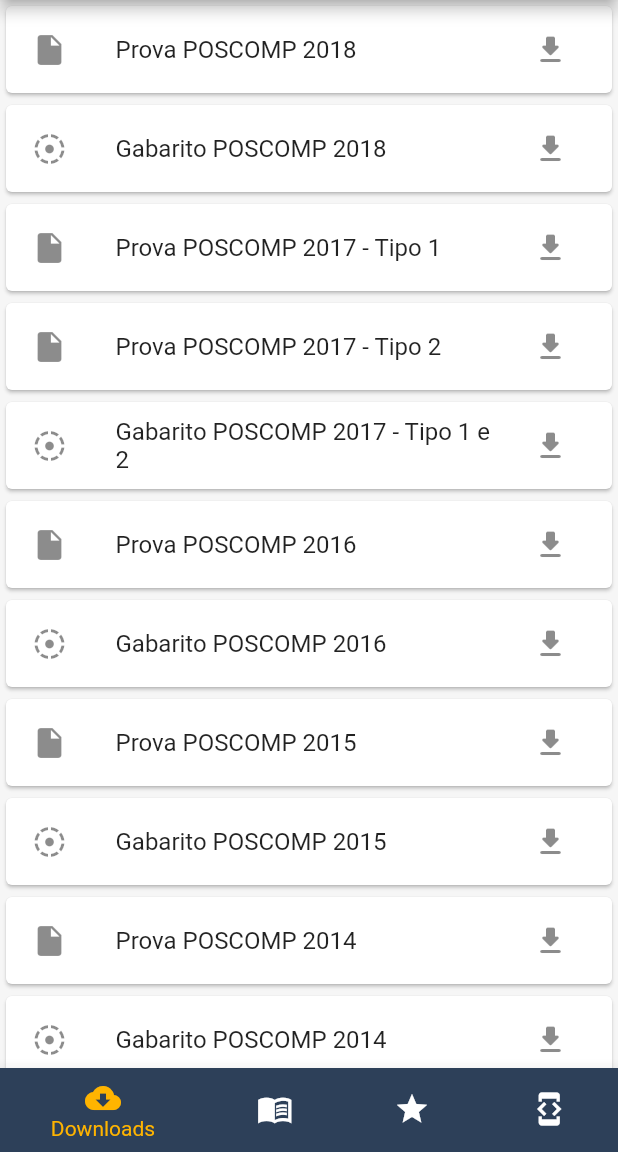
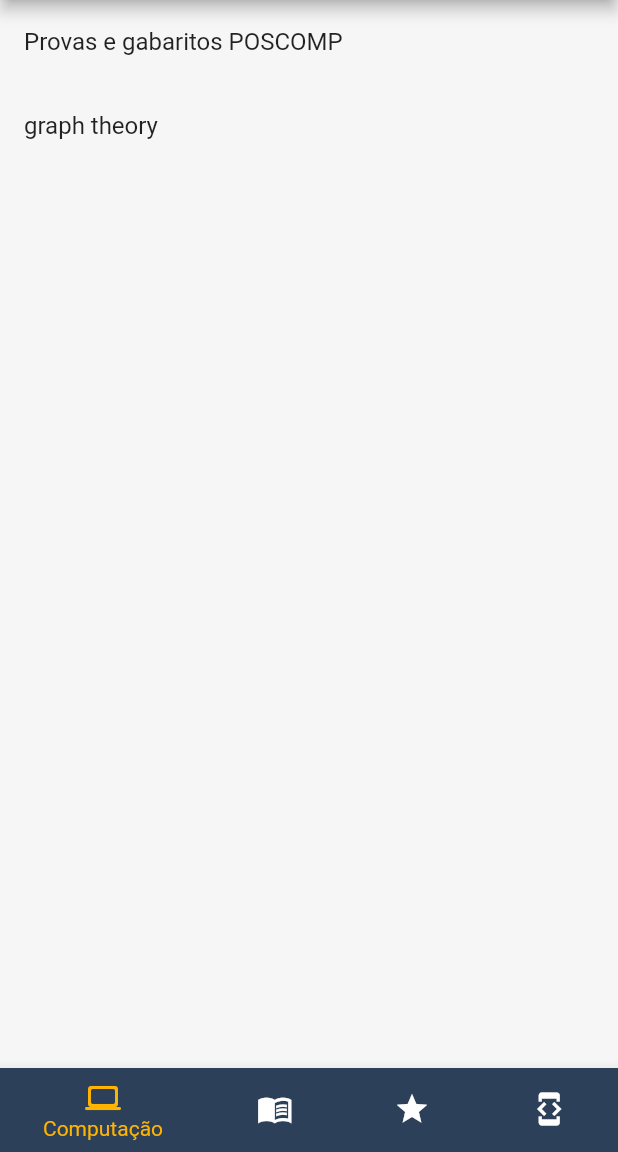
Before and after one commit to f2acode/computeiro, a Flutter app: the screen it shows after launch, on a phone screen of 412 x 824 dp, the part 84-1236 px from its top. Run offline on Flutter 3.47's test engine with Material 2 defaults, Android fonts, the phone set to English and light mode, and no system bars; our stand-ins replace dio, flutter_svg, permission_handler, share; missing offline and left inert: flutter_downloader, flutter_tex; key blocks and very long unbroken strings in the code were emptied for the run.

Commit message:
add computer science section with structured data

```diff
--- /dev/null
+++ b/assets/data/cs_categories.json
@@ -0,0 +1,7 @@
+{
+  "categories": [
+    {
+      "title": "graph theory"
+    }
+  ]
+}
--- /dev/null
+++ b/assets/data/cs_content.json
@@ -0,0 +1,15 @@
+{
+  "contents": [
+    {
+      "title": "Graph Theory with Applications",
+      "description": "This book is intended as an introduction to graph theory.",
+      "link": "http://www.maths.lse.ac.uk/Personal/jozef/LTCC/Graph_Theory_Bondy_Murty.pdf",
+      "author": "Bondy, Adrian, Murty, U.S.R.",
+      "level": "Beginner",
+      "categories": "graph theory",
+      "language": "English",
+      "image": "https://images.prismic.io/glitch-cms/2-react-starter-kit-1.jpg?auto=compress,format&rect=0,0,860,500&w=860&h=500",
+      "isFree": true
+    }
+  ]
+}
--- a/lib/components/pages/BottomNavigation/index.dart
+++ b/lib/components/pages/BottomNavigation/index.dart
@@ -1,3 +1,4 @@
+import 'package:computeiro/components/pages/CS/index.dart';
 import 'package:computeiro/components/pages/FreeCourses/index.dart';
 import 'package:flutter/material.dart';
 
@@ -9,7 +10,7 @@ import 'package:computeiro/components/pages/BottomNavigation/view_model.dart';
 class BottomNavigator extends StatelessWidget {
   Widget _handleWidgetOption(int index) {
     final List<Widget> possibleWidgets = <Widget>[
-      Home(),
+      CSCategories(),
       FreeCourses(),
       ExamsList(),
       About(),
@@ -37,12 +38,12 @@ class BottomNavigator extends StatelessWidget {
           bottomNavigationBar: BottomNavigationBar(
             items: const <BottomNavigationBarItem>[
               BottomNavigationBarItem(
-                icon: Icon(Icons.cloud_download),
-                label: 'Downloads',
+                icon: Icon(Icons.computer_rounded),
+                label: 'Computação',
               ),
               BottomNavigationBarItem(
                 icon: Icon(Icons.menu_book_sharp),
-                label: 'Cursos grátis',
+                label: 'Linguagens',
               ),
               BottomNavigationBarItem(
                 icon: Icon(Icons.grade),
--- /dev/null
+++ b/lib/components/pages/CS/index.dart
@@ -0,0 +1,50 @@
+import 'dart:convert' show json;
+
+import 'package:flutter/material.dart';
+import 'package:flutter/services.dart';
+
+class CSCategories extends StatelessWidget {
+  @override
+  Widget build(BuildContext context) {
+    return FutureBuilder(
+      future: rootBundle.loadString('assets/data/cs_categories.json'),
+      builder: (context, snapshot) {
+        if (!snapshot.hasData)
+          return Scaffold(
+            body: Center(
+              child: CircularProgressIndicator(
+                backgroundColor: Theme.of(context).primaryColor,
+              ),
+            ),
+          );
+
+        List categories = json.decode(snapshot.data)['categories'];
+
+        return Scaffold(
+          body: Container(
+            alignment: Alignment.center,
+            child: ListView(
+              children: [
+                ListTile(
+                  title: Text('Provas e gabaritos POSCOMP'),
+                  onTap: () => Navigator.pushNamed(context, '/poscomp-list'),
+                ),
+              ]..addAll(
+                  categories.map(
+                    (dynamic c) => ListTile(
+                      title: Text(c['title']),
+                      onTap: () => Navigator.pushNamed(
+                        context,
+                        '/content-list',
+                        arguments: c['title'],
+                      ),
+                    ),
+                  ),
+                ),
+            ),
+          ),
+        );
+      },
+    );
+  }
+}
--- a/lib/components/pages/DownloadsView/index.dart
+++ b/lib/components/pages/DownloadsView/index.dart
@@ -6,12 +6,12 @@ import 'package:computeiro/scoped_model/app_state.dart';
 import 'package:flutter/material.dart';
 import 'package:scoped_model/scoped_model.dart';
 
-class Home extends StatefulWidget {
+class PoscompList extends StatefulWidget {
   @override
-  _HomeState createState() => _HomeState();
+  _PoscompListState createState() => _PoscompListState();
 }
 
-class _HomeState extends State<Home> {
+class _PoscompListState extends State<PoscompList> {
   @override
   Widget build(BuildContext context) {
     return ScopedModelDescendant<AppState>(
@@ -24,6 +24,13 @@ class _HomeState extends State<Home> {
         }
 
         return Scaffold(
+          appBar: AppBar(
+            title: Text(
+              'Provas e gabaritos POSCOMP',
+              style: TextStyle(color: Theme.of(context).accentColor),
+            ),
+            centerTitle: true,
+          ),
           body: Column(
             children: <Widget>[
               Expanded(
--- a/lib/main.dart
+++ b/lib/main.dart
@@ -1,3 +1,4 @@
+import 'package:computeiro/components/pages/CS/content.dart';
 import 'package:flutter/material.dart';
 import 'package:flutter_downloader/flutter_downloader.dart';
 import 'package:flutter_svg/svg.dart';
@@ -6,6 +7,7 @@ import 'package:computeiro/scoped_model/app_state.dart';
 import 'package:computeiro/core/style/index.dart';
 import 'package:computeiro/components/pages/index.dart';
 
+import 'components/pages/CS/content_list.dart';
 import 'components/pages/FreeCourses/category_courses.dart';
 import 'components/pages/FreeCourses/course.dart';
 
@@ -44,6 +46,9 @@ class App extends StatelessWidget {
           '/': (BuildContext context) => BottomNavigator(),
           '/category-course': (BuildContext context) => CategoryCourses(),
           '/course': (BuildContext context) => Course(),
+          '/content-list': (BuildContext context) => ContentList(),
+          '/content': (BuildContext context) => Content(),
+          '/poscomp-list': (BuildContext context) => PoscompList(),
         },
       ),
     );
--- a/pubspec.yaml
+++ b/pubspec.yaml
@@ -42,3 +42,4 @@ flutter:
   assets:
     - assets/icon/
     - assets/figures/
+    - assets/data/
```
Also changed, not shown: lib/components/pages/CS/content.dart (added, +49 -0 lines), lib/components/pages/CS/content_list.dart (added, +97 -0 lines).
